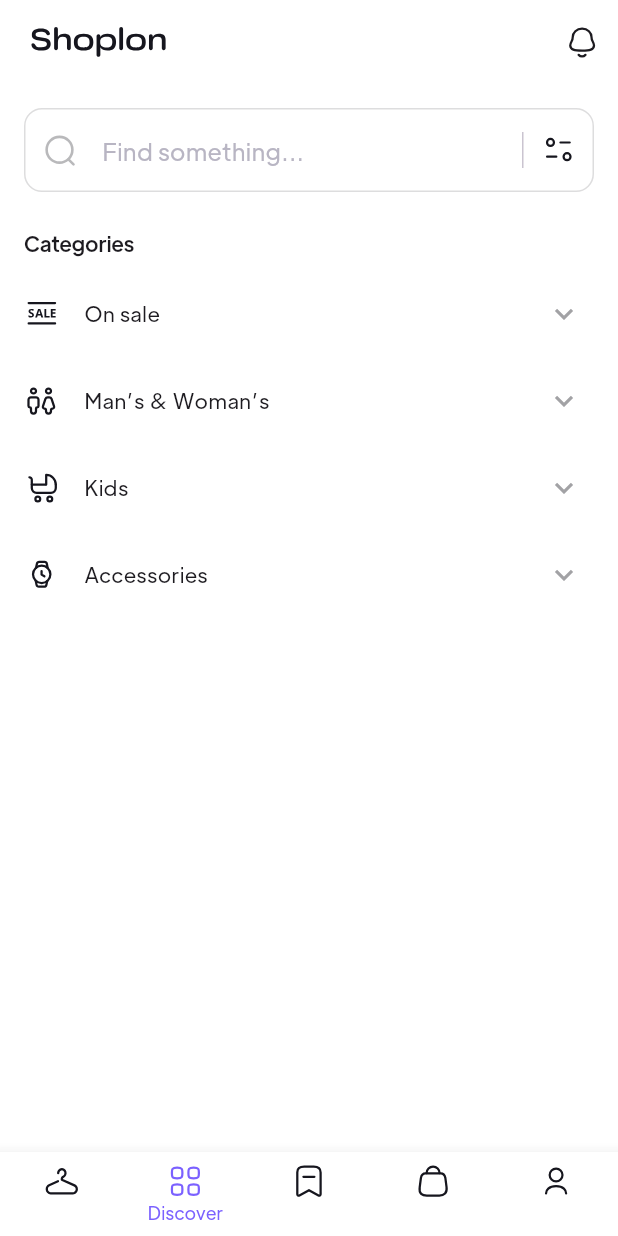
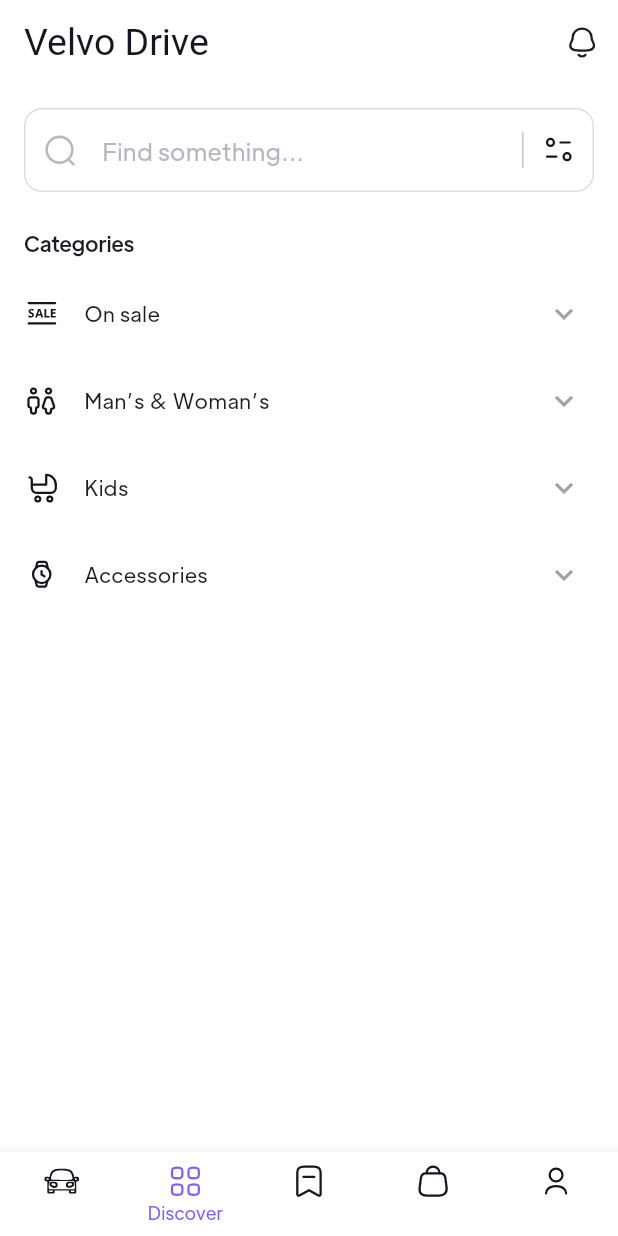
Before and after one commit to Muflih-uk/Velvo-Drive, a Flutter app: the EntryPoint screen opened by its route, item 2 of the bottom bar chosen, on a phone screen of 412 x 824 dp. Run offline on Flutter 3.47's test engine with Material 3 defaults, Android fonts, the phone set to English and light mode, and no system bars; our stand-ins replace cached_network_image, flutter_rating_bar, flutter_svg, form_field_validator; network calls fail.

```diff
--- a/frontend/lib/entry_point.dart
+++ b/frontend/lib/entry_point.dart
@@ -45,12 +45,12 @@ class _EntryPointState extends State<EntryPoint> {
         leading: const SizedBox(),
         leadingWidth: 0,
         centerTitle: false,
-        title: SvgPicture.asset(
-          "assets/logo/Shoplon.svg",
-          colorFilter: ColorFilter.mode(
-              Theme.of(context).iconTheme.color!, BlendMode.srcIn),
-          height: 20,
-          width: 100,
+        title: const Text(
+          "Velvo Drive",
+          style: TextStyle(
+            fontSize: 25,
+            fontWeight: FontWeight.w400
+          ),
         ),
         actions: [
           IconButton(
@@ -103,9 +103,9 @@ class _EntryPointState extends State<EntryPoint> {
           unselectedItemColor: Colors.transparent,
           items: [
             BottomNavigationBarItem(
-              icon: svgIcon("assets/icons/Shop.svg"),
-              activeIcon: svgIcon("assets/icons/Shop.svg", color: primaryColor),
-              label: "Shop",
+              icon: svgIcon("assets/icons/Man.svg"),
+              activeIcon: svgIcon("assets/icons/Man.svg", color: primaryColor),
+              label: "Vehicles",
             ),
             BottomNavigationBarItem(
               icon: svgIcon("assets/icons/Category.svg"),
```
Also changed, not shown: frontend/lib/models/product_model.dart (+4 -4 lines), frontend/assets/icons/Man.svg, frontend/assets/logo/Logo.svg (added), frontend/assets/logo/Shoplon.svg (deleted).
